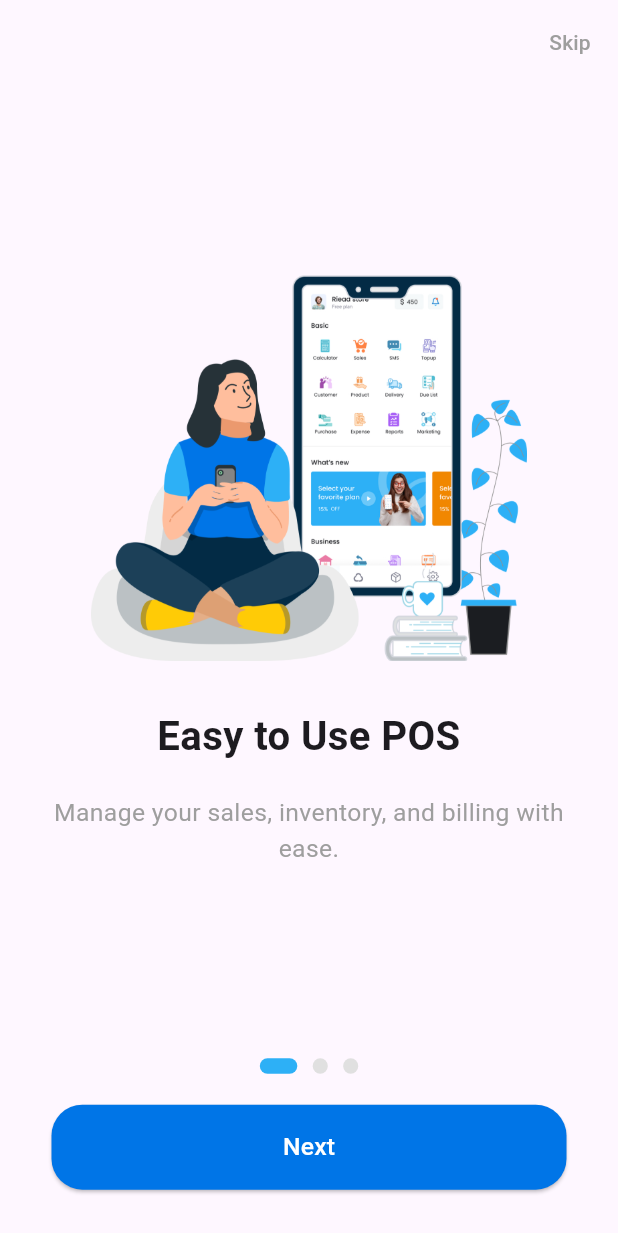
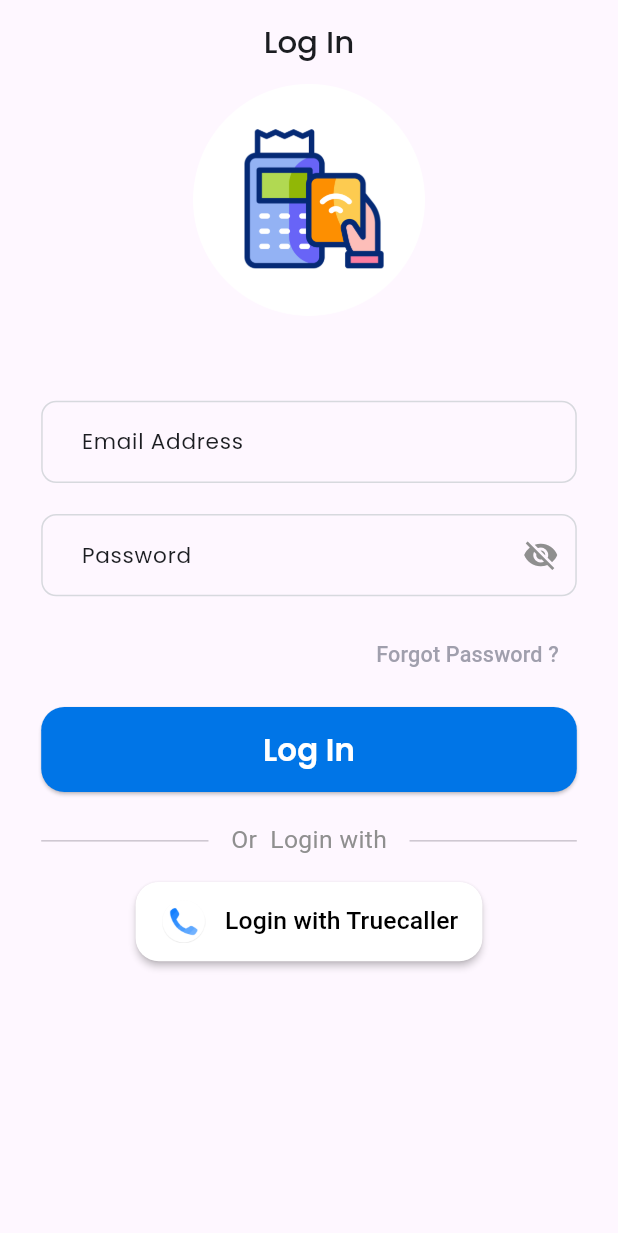
Before and after one commit to sagardhadke/SagarPOS360, a Flutter app: the screen it shows after launch, on a phone screen of 412 x 824 dp. Shown: the top 1233 px of the screen. Run offline on Flutter 3.47's test engine with Material 3 defaults, Android fonts, the phone set to English and light mode, and no system bars; our stand-ins replace flutter_screenutil.

Commit message:
Added Login UI

```diff
--- a/lib/exports/myExports.dart
+++ b/lib/exports/myExports.dart
@@ -13,3 +13,4 @@ export  '../../core/constants/onBoarding_content.dart';
 //Screens
 export 'package:sagarpos360/screens/splash.dart';
 export 'package:sagarpos360/screens/auth/login_singup.dart';
+export 'package:sagarpos360/screens/auth/login.dart';
--- a/lib/main.dart
+++ b/lib/main.dart
@@ -1,3 +1,5 @@
+
+
 import 'exports/myExports.dart';
 
 void main() {
@@ -24,7 +26,7 @@
           ),
           home: child);
       },
-      child: MySplash()
+      child: UserLogin()
     );
   }
 }
--- /dev/null
+++ b/lib/screens/auth/login.dart
@@ -0,0 +1,214 @@
+import 'package:sagarpos360/exports/myExports.dart';
+
+class UserLogin extends StatelessWidget {
+  const UserLogin({super.key});
+
+  @override
+  Widget build(BuildContext context) {
+    return Scaffold(
+      appBar: AppBar(
+        centerTitle: true,
+        title: Text(
+          "Log In",
+          style: TextStyle(
+              color: Color(0XFF1B1D21),
+              fontSize: 20.sp,
+              fontWeight: FontWeight.w500,
+              fontFamily: 'Poppins'),
+        ),
+      ),
+      body: Padding(
+        padding: EdgeInsets.symmetric(horizontal: 24.w),
+        child: SingleChildScrollView(
+          child: Column(
+            mainAxisAlignment: MainAxisAlignment.center,
+            children: [
+              Center(
+                child: Image.asset(
+                  "assets/icons/app-logo.png",
+                  height: 150.h,
+                  width: 150.h,
+                  fit: BoxFit.contain,
+                ),
+              ),
+              SizedBox(
+                height: 55.h,
+              ),
+              TextField(
+                onTapOutside: (event) {
+                  if (FocusManager.instance.primaryFocus != null) {
+                    FocusManager.instance.primaryFocus!.unfocus();
+                  }
+                },
+                decoration: InputDecoration(
+                  labelText: 'Email Address',
+                  labelStyle: TextStyle(
+                      fontSize: 14.sp,
+                      fontFamily: 'Poppins',
+                      fontWeight: FontWeight.w400,
+                      color: Color(0XFF1B1D21)),
+                  hintText: "abc@gmail.com",
+                  hintStyle: TextStyle(
+                      fontSize: 14.sp,
+                      fontFamily: 'Poppins',
+                      fontWeight: FontWeight.w400,
+                      color: Color(0XFF808191)),
+                  border: OutlineInputBorder(
+                      borderRadius: BorderRadius.circular(10),
+                      borderSide: BorderSide(color: AppColors.stockColor)),
+                  enabledBorder: OutlineInputBorder(
+                      borderRadius: BorderRadius.circular(10),
+                      borderSide: BorderSide(color: AppColors.stockColor)),
+                  focusedBorder: OutlineInputBorder(
+                      borderRadius: BorderRadius.circular(10),
+                      borderSide: BorderSide(color: AppColors.stockColor)),
+                  contentPadding: EdgeInsets.symmetric(
+                    horizontal: 20.w,
+                    vertical: 15.h,
+                  ),
+                ),
+              ),
+              SizedBox(
+                height: 20.h,
+              ),
+              TextField(
+                onTapOutside: (event) {
+                  if (FocusManager.instance.primaryFocus != null) {
+                    FocusManager.instance.primaryFocus!.unfocus();
+                  }
+                },
+                obscureText: true,
+                obscuringCharacter: '*',
+                decoration: InputDecoration(
+                  labelText: 'Password',
+                  labelStyle: TextStyle(
+                      fontSize: 14.sp,
+                      fontFamily: 'Poppins',
+                      fontWeight: FontWeight.w400,
+                      color: Color(0XFF1B1D21)),
+                  hintText: "******",
+                  hintStyle: TextStyle(
+                      fontSize: 14.sp,
+                      fontFamily: 'Poppins',
+                      fontWeight: FontWeight.w400,
+                      color: Color(0XFF808191)),
+                  border: OutlineInputBorder(
+                      borderRadius: BorderRadius.circular(10),
+                      borderSide: BorderSide(color: AppColors.stockColor)),
+                  enabledBorder: OutlineInputBorder(
+                      borderRadius: BorderRadius.circular(10),
+                      borderSide: BorderSide(color: AppColors.stockColor)),
+                  focusedBorder: OutlineInputBorder(
+                      borderRadius: BorderRadius.circular(10),
+                      borderSide: BorderSide(color: AppColors.stockColor)),
+                  suffixIcon: Icon(
+                    Icons.visibility_off,
+                    color: AppColors.textColor,
+                  ),
+                  contentPadding: EdgeInsets.symmetric(
+                    horizontal: 20.w,
+                    vertical: 15.h,
+                  ),
+                ),
+              ),
+              SizedBox(
+                height: 15.h,
+              ),
+              Align(
+                alignment: Alignment.topRight,
+                child: TextButton(
+                  onPressed: () {},
+                  child: Text(
+                    "Forgot Password ?",
+                    style: TextStyle(
+                      fontSize: 14.sp,
+                      color: Color(0XFF808191).withValues(alpha: 0.75),
+                      fontWeight: FontWeight.w500,
+                    ),
+                  ),
+                ),
+              ),
+              SizedBox(
+                height: 10.h,
+              ),
+              SizedBox(
+                width: double.infinity,
+                height: 55.h,
+                child: ElevatedButton(
+                  onPressed: () {},
+                  style: ElevatedButton.styleFrom(
+                    backgroundColor: AppColors.primaryDark,
+                    foregroundColor: Colors.white,
+                    shape: RoundedRectangleBorder(
+                      borderRadius: BorderRadius.circular(15.r),
+                    ),
+                  ),
+                  child: Text(
+                    'Log In',
+                    style: TextStyle(
+                      fontSize: 20.sp,
+                      fontFamily: 'Poppins',
+                      fontWeight: FontWeight.w600,
+                    ),
+                  ),
+                ),
+              ),
+              SizedBox(
+                height: 20.h,
+              ),
+              Row(
+                crossAxisAlignment: CrossAxisAlignment.center,
+                children: <Widget>[
+                  const Expanded(child: Divider()),
+                  Padding(
+                    padding: const EdgeInsets.symmetric(horizontal: 15),
+                    child: Text(
+                      "Or  Login with",
+                      style: TextStyle(
+                          fontFamily: '',
+                          fontSize: 16.sp,
+                          fontWeight: FontWeight.w400,
+                          color: AppColors.textColor),
+                    ),
+                  ),
+                  const Expanded(child: Divider()),
+                ],
+              ),
+              SizedBox(
+                height: 15.h,
+              ),
+              ElevatedButton(
+                  style: ElevatedButton.styleFrom(
+                    padding: EdgeInsets.symmetric(horizontal: 16, vertical: 12),
+                    backgroundColor: Colors.white,
+                    elevation: 2,
+                    shape: RoundedRectangleBorder(
+                      borderRadius: BorderRadius.circular(15.r),
+                    ),
+                  ),
+                  onPressed: () {},
+                  child: Row(
+                    mainAxisSize: MainAxisSize.min,
+                    children: [
+                      Image.asset(
+                        "assets/images/TrueCaller_Icon.png",
+                        height: 28.h,
+                        width: 28.w,
+                      ),
+                      SizedBox(width: 10.w),
+                      Text(
+                        "Login with Truecaller",
+                        style: TextStyle(
+                          color: Colors.black,
+                          fontSize: 16.sp,
+                        ),
+                      ),
+                    ],
+                  )),
+            ],
+          ),
+        ),
+      ),
+    );
+  }
+}
```
Also changed, not shown: assets/images/TrueCaller_Icon.png (added).
